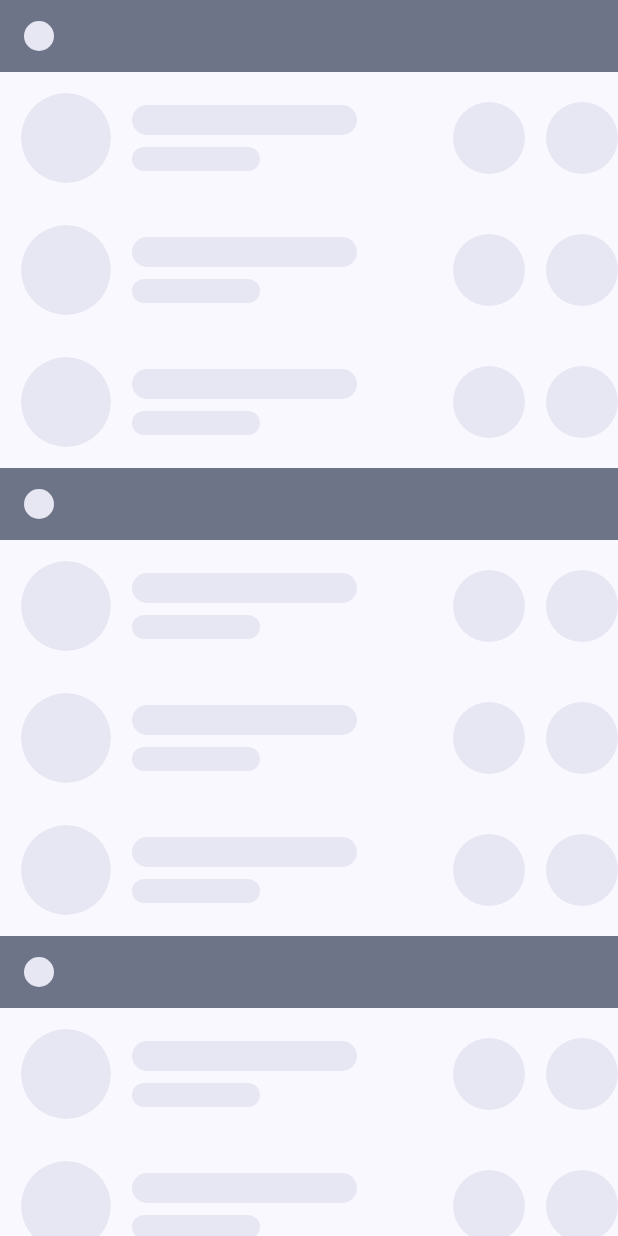
After one commit to zzzondy/contacts-app, an Android app built with Jetpack Compose: the composable ContactsListScreenLoadingState shown on its own in the app's theme, on a phone screen of 412 x 824 dp. The commit adds this screen. Run offline under Robolectric (Android 15) with nearby library versions, the phone set to English and light mode, and no system bars; our stand-ins replace Shimmer.

Commit message:
Добавлены два состояния экрана: Загрузка и Нет контактов

```diff
--- /dev/null
+++ b/common/ui/src/main/java/com/contactsapp/ui/modifiers/ShimmerEffect.kt
@@ -0,0 +1,61 @@
+package com.contactsapp.ui.modifiers
+
+import androidx.compose.animation.core.animateFloat
+import androidx.compose.animation.core.infiniteRepeatable
+import androidx.compose.animation.core.rememberInfiniteTransition
+import androidx.compose.animation.core.tween
+import androidx.compose.foundation.background
+import androidx.compose.material3.MaterialTheme
+import androidx.compose.material3.surfaceColorAtElevation
+import androidx.compose.runtime.getValue
+import androidx.compose.runtime.mutableStateOf
+import androidx.compose.runtime.remember
+import androidx.compose.runtime.setValue
+import androidx.compose.ui.Modifier
+import androidx.compose.ui.composed
+import androidx.compose.ui.geometry.Offset
+import androidx.compose.ui.graphics.Brush
+import androidx.compose.ui.graphics.RectangleShape
+import androidx.compose.ui.graphics.Shape
+import androidx.compose.ui.layout.onGloballyPositioned
+import androidx.compose.ui.unit.IntSize
+import androidx.compose.ui.unit.dp
+
+fun Modifier.shimmerEffect(visible: Boolean, shape: Shape = RectangleShape): Modifier = composed {
+    if (visible) {
+        var size by remember {
+            mutableStateOf(IntSize.Zero)
+        }
+        val transition = rememberInfiniteTransition(label = SHIMMER_TRANSITION)
+        val startOffsetX by transition.animateFloat(
+            initialValue = -2 * size.width.toFloat(),
+            targetValue = 2 * size.width.toFloat(),
+            animationSpec = infiniteRepeatable(
+                animation = tween(ANIMATION_DURATION)
+            ),
+            label = START_OFFSET_X
+        )
+
+        background(
+            brush = Brush.linearGradient(
+                colors = listOf(
+                    MaterialTheme.colorScheme.surfaceColorAtElevation(4.dp),
+                    MaterialTheme.colorScheme.surfaceColorAtElevation(6.dp),
+                    MaterialTheme.colorScheme.surfaceColorAtElevation(4.dp),
+                ),
+                start = Offset(startOffsetX, 0f),
+                end = Offset(startOffsetX + size.width.toFloat(), size.height.toFloat())
+            ),
+            shape = shape,
+        )
+            .onGloballyPositioned {
+                size = it.size
+            }
+    } else {
+        this
+    }
+}
+
+private const val ANIMATION_DURATION = 1000
+private const val SHIMMER_TRANSITION = "shimmerTransition"
+private const val START_OFFSET_X = "startOffsetX"
--- /dev/null
+++ b/feature/contacts_list/presentation/src/main/java/com/contacts_list/presentation/screens/contacts_list/ContactsListScreenLoadingState.kt
@@ -0,0 +1,124 @@
+package com.contacts_list.presentation.screens.contacts_list
+
+import androidx.compose.foundation.background
+import androidx.compose.foundation.layout.Box
+import androidx.compose.foundation.layout.Column
+import androidx.compose.foundation.layout.Row
+import androidx.compose.foundation.layout.fillMaxSize
+import androidx.compose.foundation.layout.fillMaxWidth
+import androidx.compose.foundation.layout.padding
+import androidx.compose.foundation.layout.size
+import androidx.compose.foundation.layout.wrapContentHeight
+import androidx.compose.foundation.lazy.LazyColumn
+import androidx.compose.foundation.shape.CircleShape
+import androidx.compose.material3.IconButton
+import androidx.compose.material3.MaterialTheme
+import androidx.compose.material3.Text
+import androidx.compose.runtime.Composable
+import androidx.compose.ui.Alignment
+import androidx.compose.ui.Modifier
+import androidx.compose.ui.draw.clip
+import androidx.compose.ui.tooling.preview.Preview
+import androidx.compose.ui.unit.dp
+import com.contactsapp.ui.modifiers.shimmerEffect
+import com.contactsapp.ui.theme.AppTheme
+import com.contactsapp.ui.theme.ContactsAppTheme
+
+
+@Composable
+fun ContactsListScreenLoadingState(modifier: Modifier = Modifier) {
+    LazyColumn(
+        modifier = modifier,
+        userScrollEnabled = false
+    ) {
+        listOf(1, 2, 3).map {
+            stickyHeader {
+                Column(
+                    modifier = Modifier
+                        .fillMaxWidth()
+                        .background(MaterialTheme.colorScheme.secondaryContainer)
+                        .padding(
+                            start = ContactsAppTheme.paddings.medium,
+                            top = ContactsAppTheme.paddings.small,
+                            bottom = ContactsAppTheme.paddings.small
+                        )
+                ) {
+                    Text(
+                        text = "",
+                        style = MaterialTheme.typography.titleSmall,
+                        modifier = Modifier
+                            .fillMaxWidth(0.05f)
+                            .shimmerEffect(true, MaterialTheme.shapes.medium)
+                    )
+                }
+            }
+            items(3) {
+                ContactListItem()
+            }
+        }
+    }
+}
+
+@Composable
+private fun ContactListItem() {
+    Row(
+        verticalAlignment = Alignment.CenterVertically,
+        modifier = Modifier
+            .fillMaxWidth()
+            .wrapContentHeight()
+            .background(MaterialTheme.colorScheme.background)
+    ) {
+        Box(
+            modifier = Modifier
+                .padding(ContactsAppTheme.paddings.small)
+                .size(60.dp)
+                .clip(CircleShape)
+                .shimmerEffect(true, CircleShape)
+        )
+
+        Column(modifier = Modifier.weight(1f, true)) {
+            Text(
+                text = "",
+                style = MaterialTheme.typography.titleSmall,
+                modifier = Modifier
+                    .padding(bottom = ContactsAppTheme.paddings.extraSmall)
+                    .fillMaxWidth(0.7f)
+                    .shimmerEffect(true, MaterialTheme.shapes.medium)
+            )
+
+            Text(
+                text = "",
+                style = MaterialTheme.typography.bodySmall,
+                modifier = Modifier
+                    .fillMaxWidth(0.4f)
+                    .shimmerEffect(true, MaterialTheme.shapes.medium)
+            )
+        }
+
+        IconButton(
+            onClick = {
+            },
+            enabled = false,
+            modifier = Modifier
+                .padding(end = ContactsAppTheme.paddings.small)
+                .shimmerEffect(true, CircleShape)
+        ) {
+        }
+
+        IconButton(
+            onClick = {
+            },
+            enabled = false,
+            modifier = Modifier.shimmerEffect(true, CircleShape)
+        ) {
+        }
+    }
+}
+
+@Preview
+@Composable
+private fun ContactsListScreenLoadingStatePreview() {
+    AppTheme {
+        ContactsListScreenLoadingState(Modifier.fillMaxSize())
+    }
+}
--- a/feature/contacts_list/presentation/src/main/java/com/contacts_list/presentation/screens/contacts_list/ContactsListScreenNoPermissionState.kt
+++ b/feature/contacts_list/presentation/src/main/java/com/contacts_list/presentation/screens/contacts_list/ContactsListScreenNoPermissionState.kt
@@ -8,6 +8,7 @@ import androidx.compose.foundation.Image
 import androidx.compose.foundation.layout.Arrangement
 import androidx.compose.foundation.layout.Spacer
 import androidx.compose.foundation.layout.height
+import androidx.compose.foundation.layout.padding
 import androidx.compose.foundation.layout.size
 import androidx.compose.foundation.lazy.LazyColumn
 import androidx.compose.material.icons.Icons
@@ -91,9 +92,10 @@ internal fun ContactsListScreenNoPermissionState(
     }
 
     LazyColumn(
-        modifier = modifier,
+        modifier = modifier.padding(horizontal = ContactsAppTheme.paddings.medium),
         horizontalAlignment = Alignment.CenterHorizontally,
         verticalArrangement = Arrangement.Center,
+        userScrollEnabled = false
     ) {
         item {
             Image(
--- a/feature/contacts_list/presentation/src/main/java/com/contacts_list/presentation/screens/contacts_list/states/ContactsListState.kt
+++ b/feature/contacts_list/presentation/src/main/java/com/contacts_list/presentation/screens/contacts_list/states/ContactsListState.kt
@@ -6,6 +6,8 @@ sealed class ContactsListState {
 
     data class Content(val contacts: Map<String, List<Contact>>) : ContactsListState()
 
+    data object NoContacts : ContactsListState()
+
     data class NoContactsPermission(val isRationaleShowLastPermissionDialog: Boolean) :
         ContactsListState()
 
--- a/feature/contacts_list/presentation/src/main/res/values/strings.xml
+++ b/feature/contacts_list/presentation/src/main/res/values/strings.xml
@@ -10,4 +10,8 @@
     <string name="dismiss">Dismiss</string>
     <string name="give_permission_to_continue">Please, give the permission to continue</string>
     <string name="open_settings">Open settings?</string>
+    <string name="contacts">Contacts</string>
+    <string name="no_contacts">No contacts</string>
+    <string name="you_have_not_contacts">You don\'t have any contacts</string>
+    <string name="add_contacts_in_app">Add contacts in system app Contacts before using this app</string>
 </resources>
```
Also changed, not shown: feature/contacts_list/presentation/src/main/java/com/contacts_list/presentation/screens/contacts_list/ContactsListScreen.kt (+29 -2 lines), feature/contacts_list/presentation/src/main/java/com/contacts_list/presentation/screens/contacts_list/ContactsListScreenContentState.kt (+7 -2 lines), feature/contacts_list/presentation/src/main/java/com/contacts_list/presentation/screens/contacts_list/ContactsListScreenNoContactsState.kt (added, +64 -0 lines), feature/contacts_list/presentation/src/main/java/com/contacts_list/presentation/screens/contacts_list/ContactsListScreenViewModel.kt (+6 -1 lines), 1 other file.
